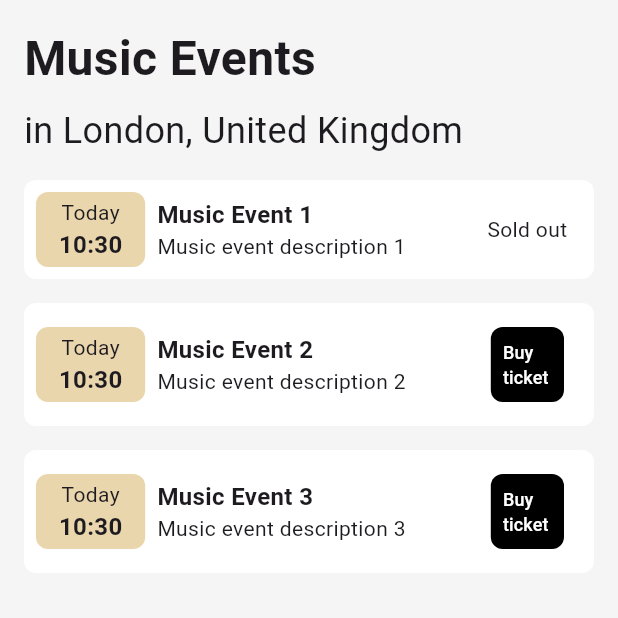
After one commit to LR56c/challenge_with_flutter, a Flutter app: the MusicEventsScreen screen opened by its route, after a tap on "Buy ticket", on a phone screen of 412 x 824 dp, the top half of it. The commit adds this screen. Run offline on Flutter 3.47's test engine with Material 3 defaults, Android fonts, the phone set to English and light mode, and no system bars; our stand-ins replace auto_route, cached_network_image, firebase_core, firebase_messaging, flutter_hooks, flutter_local_notifications and 11 more; missing offline and left inert: duration, iconify_flutter, mapbox_maps_flutter, super_bullet_list; accounts and stored records are empty; generated files the repository leaves out were written again.

Commit message:
Challenge Day 8 Music Event

```diff
--- a/lib/features/home/home_screen.dart
+++ b/lib/features/home/home_screen.dart
@@ -112,7 +112,12 @@ class _HomeScreenState extends State<HomeScreen> {
                 onPressed: () {
                   context.router.push(const RecipeRoute());
                 },
-                child: const Text('Recipe'))
+                child: const Text('Recipe')),
+            TextButton(
+                onPressed: () {
+                  context.router.push(const MusicEventsRoute());
+                },
+                child: const Text('Music Events'))
           ],
         ));
   }
--- /dev/null
+++ b/lib/features/music_events/model/music_event.dart
@@ -0,0 +1,15 @@
+import 'package:freezed_annotation/freezed_annotation.dart';
+part 'music_event.freezed.dart';
+part 'music_event.g.dart';
+
+@freezed
+class MusicEvent with _$MusicEvent {
+  const factory MusicEvent({
+    required String id,
+    required String title,
+    required String description,
+    required DateTime date,
+    required bool isAvailable,
+  }) = _MusicEvent;
+  factory MusicEvent.fromJson(Map<String, Object?> json) => _$MusicEventFromJson(json);
+}
--- /dev/null
+++ b/lib/features/music_events/model/music_event_state.dart
@@ -0,0 +1,10 @@
+import 'package:challenge_with_flutter/features/music_events/model/music_event.dart';
+import 'package:freezed_annotation/freezed_annotation.dart';
+part 'music_event_state.freezed.dart';
+
+@freezed
+class MusicEventState with _$MusicEventState {
+  const factory MusicEventState.loading() = MusicEventLoading;
+  const factory MusicEventState.error() = MusicEventError;
+  const factory MusicEventState.data(String location,List<MusicEvent> list) = MusicEventData;
+}
--- /dev/null
+++ b/lib/features/music_events/music_events_screen.dart
@@ -0,0 +1,58 @@
+import 'package:auto_route/annotations.dart';
+import 'package:challenge_with_flutter/features/music_events/providers/music_events.dart';
+import 'package:challenge_with_flutter/features/music_events/widgets/music_event_card.dart';
+import 'package:flutter/material.dart';
+import 'package:gap/gap.dart';
+import 'package:hooks_riverpod/hooks_riverpod.dart';
+
+@RoutePage()
+class MusicEventsScreen extends ConsumerWidget {
+  const MusicEventsScreen({super.key});
+
+  @override
+  Widget build(BuildContext context, WidgetRef ref) {
+    final events = ref.watch(musicEventsProvider);
+    return SafeArea(
+      child: Scaffold(
+        backgroundColor: Colors.grey[100],
+          body: events.when(
+        data: (location, list) {
+          return SingleChildScrollView(
+            padding: const EdgeInsets.all(16),
+            child: Column(
+              crossAxisAlignment: CrossAxisAlignment.start,
+              children: [
+                const Text(
+                  'Music Events',
+                  style: TextStyle(
+                    fontSize: 32,
+                    fontWeight: FontWeight.bold,
+                  ),
+                ),
+                const Gap(8),
+                Text('in $location',
+                    style: const TextStyle(
+                      fontSize: 24,
+                    )),
+                ...list.map((e) => Padding(
+                  padding: const EdgeInsets.only(top: 16),
+                  child: MusicEventCard(event: e),
+                )),
+              ],
+            ),
+          );
+        },
+        error: () {
+          return Center(
+            child: Text('Error'),
+          );
+        },
+        loading: () {
+          return Center(
+            child: CircularProgressIndicator(),
+          );
+        },
+      )),
+    );
+  }
+}
--- /dev/null
+++ b/lib/features/music_events/providers/music_events.dart
@@ -0,0 +1,35 @@
+import 'package:challenge_with_flutter/features/music_events/model/music_event_state.dart';
+import 'package:riverpod_annotation/riverpod_annotation.dart';
+import 'package:riverpod/riverpod.dart';
+import 'package:uuid/uuid.dart';
+
+import '../model/music_event.dart';
+
+part 'music_events.g.dart';
+
+@riverpod
+MusicEventState musicEvents(Ref ref) {
+  return MusicEventData('London, United Kingdom', [
+    MusicEvent(
+      id: const Uuid().v4(),
+      title: 'Music Event 1',
+      description: 'Music event description 1',
+      date: DateTime.now(),
+      isAvailable: false,
+    ),
+    MusicEvent(
+      id: const Uuid().v4(),
+      title: 'Music Event 2',
+      description: 'Music event description 2',
+      date: DateTime.now(),
+      isAvailable: true,
+    ),
+    MusicEvent(
+      id: const Uuid().v4(),
+      title: 'Music Event 3',
+      description: 'Music event description 3',
+      date: DateTime.now(),
+      isAvailable: true,
+    ),
+  ]);
+}
--- /dev/null
+++ b/lib/features/music_events/widgets/music_event_card.dart
@@ -0,0 +1,107 @@
+import 'dart:math';
+
+import 'package:flutter/material.dart';
+import 'package:gap/gap.dart';
+import 'package:hooks_riverpod/hooks_riverpod.dart';
+import 'package:intl/intl.dart';
+
+import '../model/music_event.dart';
+
+Color getRandomPastelColorHSL() {
+  final Random random = Random();
+  final double hue = random.nextDouble() * 360;
+  final double saturation =
+      0.3 + (random.nextDouble() * 0.4); // Entre 0.3 y 0.7
+  final double lightness = 0.7 + (random.nextDouble() * 0.2); // Entre 0.7 y 0.9
+  final HSLColor hslColor = HSLColor.fromAHSL(1, hue, saturation, lightness);
+  return hslColor.toColor();
+}
+
+@immutable
+class MusicEventCard extends HookConsumerWidget {
+  MusicEventCard({
+    super.key,
+    required this.event,
+  });
+
+  MusicEvent event;
+
+  @override
+  Widget build(BuildContext context, WidgetRef ref) {
+    return Container(
+      padding: const EdgeInsets.all(8.0),
+      decoration: BoxDecoration(
+        borderRadius: BorderRadius.circular(8),
+        color: Colors.white,
+      ),
+      child: Row(
+        children: [
+          Expanded(
+            flex: 1,
+            child: Container(
+              width: 80,
+              height: 50,
+              decoration: BoxDecoration(
+                color: getRandomPastelColorHSL(),
+                borderRadius: BorderRadius.circular(8),
+              ),
+              child: Column(
+                crossAxisAlignment: CrossAxisAlignment.center,
+                mainAxisAlignment: MainAxisAlignment.center,
+                children: [
+                  if (event.date.day == DateTime.now().day)
+                    const Text('Today')
+                  else
+                    Text(DateFormat('d MMMM').format(event.date)),
+                  Text(DateFormat('HH:mm').format(event.date),
+                      style: const TextStyle(
+                          fontWeight: FontWeight.bold, fontSize: 16)),
+                ],
+              ),
+            ),
+          ),
+          Expanded(
+            flex: 3,
+            child: Padding(
+              padding: const EdgeInsets.symmetric(horizontal: 8.0),
+              child: Column(
+                crossAxisAlignment: CrossAxisAlignment.start,
+                children: [
+                  Text(event.title,
+                      style: const TextStyle(
+                          fontWeight: FontWeight.bold, fontSize: 16)),
+                  Text(event.description),
+                ],
+              ),
+            ),
+          ),
+          Expanded(
+              flex: 1,
+              child: Column(
+                children: [
+                  if (event.isAvailable)
+                    TextButton(
+                        onPressed: () {},
+                        child: Container(
+                            padding: const EdgeInsets.all(8),
+                            decoration: BoxDecoration(
+                              color: Colors.black,
+                              borderRadius: BorderRadius.circular(8),
+                            ),
+                            child: Text(
+                              'Buy ticket',
+                              style: const TextStyle(color: Colors.white,
+                                fontSize: 12
+                              ),
+                            )))
+                  else
+                    const Text('Sold out',
+                      textAlign: TextAlign.center,
+                    )
+                ],
+              ))
+        ],
+      ),
+    );
+  }
+}
--- a/lib/router.dart
+++ b/lib/router.dart
@@ -30,6 +30,7 @@ class AppRouter extends RootStackRouter {
     AutoRoute(page: MapRoute.page),
     AutoRoute(page: TodoRoute.page),
     AutoRoute(page: RecipeRoute.page),
+    AutoRoute(page: MusicEventsRoute.page),
     AutoRoute(page: CounterRoute.page),
     AutoRoute(page: AddToBagRoute.page),
     AutoRoute(page: ChristmasCookiesRoute.page),
--- a/pubspec.yaml
+++ b/pubspec.yaml
@@ -35,6 +35,7 @@ dependencies:
   wave: ^0.2.2
   sizer: ^3.0.4
   super_bullet_list: ^0.0.3
+  intl: ^0.20.1
 
 dev_dependencies:
   flutter_test:
```
Also changed, not shown: lib/features/music_events/model/music_event.freezed.dart (added), lib/features/music_events/model/music_event.g.dart (added), lib/features/music_events/model/music_event_state.freezed.dart (added), lib/features/music_events/providers/music_events.g.dart (added), lib/router.gr.dart, pubspec.lock.
